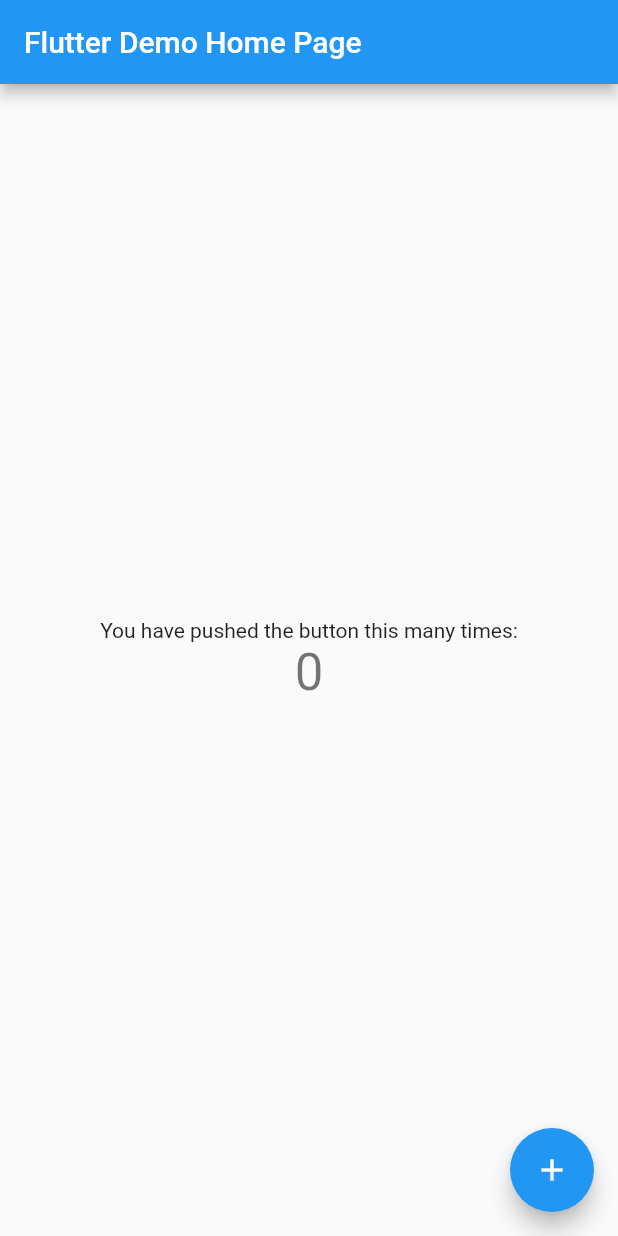
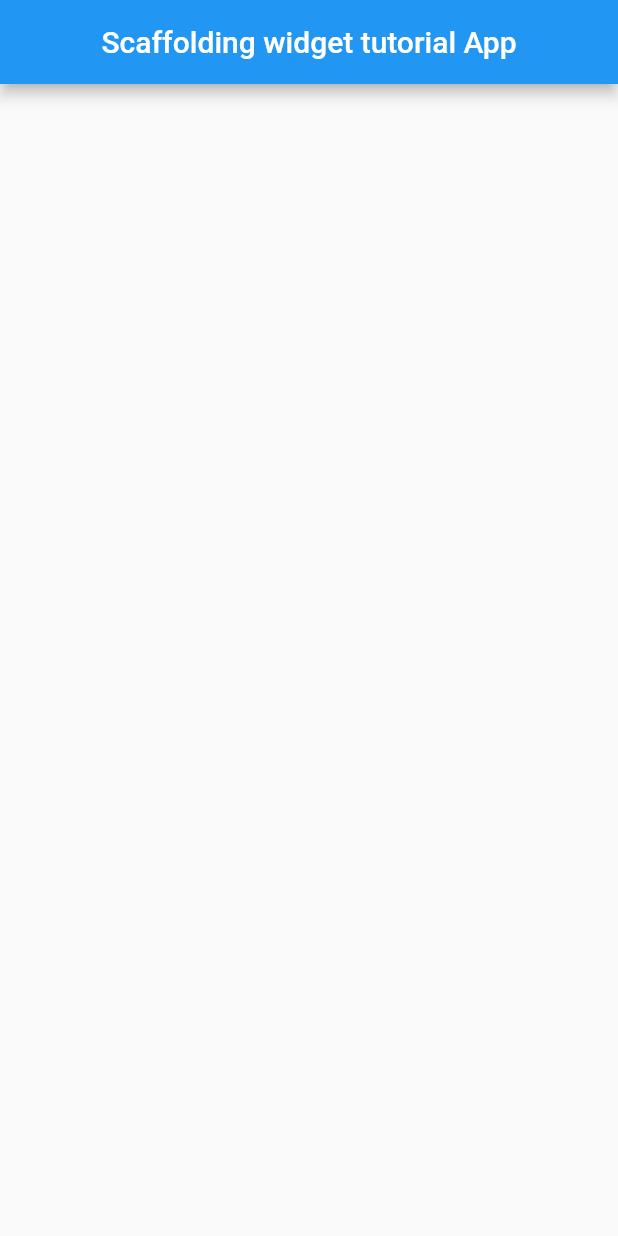
Before and after one commit to Rutujshahare/Flutter-commercial-work, a Flutter app: the screen it shows after launch, on a phone screen of 412 x 824 dp. Run offline on Flutter 3.47's test engine with Material 2 defaults, Android fonts, the phone set to English and light mode, and no system bars.

Commit message:
scaffold widget started

```diff
--- a/ScaffoldApp/lib/main.dart
+++ b/ScaffoldApp/lib/main.dart
@@ -1,117 +1,10 @@
 import 'package:flutter/material.dart';
 
-void main() {
-  runApp(MyApp());
-}
-
-class MyApp extends StatelessWidget {
-  // This widget is the root of your application.
-  @override
-  Widget build(BuildContext context) {
-    return MaterialApp(
-      title: 'Flutter Demo',
-      theme: ThemeData(
-        // This is the theme of your application.
-        //
-        // Try running your application with "flutter run". You'll see the
-        // application has a blue toolbar. Then, without quitting the app, try
-        // changing the primarySwatch below to Colors.green and then invoke
-        // "hot reload" (press "r" in the console where you ran "flutter run",
-        // or simply save your changes to "hot reload" in a Flutter IDE).
-        // Notice that the counter didn't reset back to zero; the application
-        // is not restarted.
-        primarySwatch: Colors.blue,
-        // This makes the visual density adapt to the platform that you run
-        // the app on. For desktop platforms, the controls will be smaller and
-        // closer together (more dense) than on mobile platforms.
-        visualDensity: VisualDensity.adaptivePlatformDensity,
-      ),
-      home: MyHomePage(title: 'Flutter Demo Home Page'),
-    );
-  }
-}
-
-class MyHomePage extends StatefulWidget {
-  MyHomePage({Key key, this.title}) : super(key: key);
-
-  // This widget is the home page of your application. It is stateful, meaning
-  // that it has a State object (defined below) that contains fields that affect
-  // how it looks.
-
-  // This class is the configuration for the state. It holds the values (in this
-  // case the title) provided by the parent (in this case the App widget) and
-  // used by the build method of the State. Fields in a Widget subclass are
-  // always marked "final".
-
-  final String title;
-
-  @override
-  _MyHomePageState createState() => _MyHomePageState();
-}
-
-class _MyHomePageState extends State<MyHomePage> {
-  int _counter = 0;
-
-  void _incrementCounter() {
-    setState(() {
-      // This call to setState tells the Flutter framework that something has
-      // changed in this State, which causes it to rerun the build method below
-      // so that the display can reflect the updated values. If we changed
-      // _counter without calling setState(), then the build method would not be
-      // called again, and so nothing would appear to happen.
-      _counter++;
-    });
-  }
-
-  @override
-  Widget build(BuildContext context) {
-    // This method is rerun every time setState is called, for instance as done
-    // by the _incrementCounter method above.
-    //
-    // The Flutter framework has been optimized to make rerunning build methods
-    // fast, so that you can just rebuild anything that needs updating rather
-    // than having to individually change instances of widgets.
-    return Scaffold(
-      appBar: AppBar(
-        // Here we take the value from the MyHomePage object that was created by
-        // the App.build method, and use it to set our appbar title.
-        title: Text(widget.title),
-      ),
-      body: Center(
-        // Center is a layout widget. It takes a single child and positions it
-        // in the middle of the parent.
-        child: Column(
-          // Column is also a layout widget. It takes a list of children and
-          // arranges them vertically. By default, it sizes itself to fit its
-          // children horizontally, and tries to be as tall as its parent.
-          //
-          // Invoke "debug painting" (press "p" in the console, choose the
-          // "Toggle Debug Paint" action from the Flutter Inspector in Android
-          // Studio, or the "Toggle Debug Paint" command in Visual Studio Code)
-          // to see the wireframe for each widget.
-          //
-          // Column has various properties to control how it sizes itself and
-          // how it positions its children. Here we use mainAxisAlignment to
-          // center the children vertically; the main axis here is the vertical
-          // axis because Columns are vertical (the cross axis would be
-          // horizontal).
-          mainAxisAlignment: MainAxisAlignment.center,
-          children: <Widget>[
-            Text(
-              'You have pushed the button this many times:',
-            ),
-            Text(
-              '$_counter',
-              style: Theme.of(context).textTheme.headline4,
-            ),
-          ],
-        ),
-      ),
-      floatingActionButton: FloatingActionButton(
-        onPressed: _incrementCounter,
-        tooltip: 'Increment',
-        child: Icon(Icons.add),
-      ), // This trailing comma makes auto-formatting nicer for build methods.
-    );
-  }
-}
+void main()=>runApp(MaterialApp(
+  home:Scaffold(
+    appBar:AppBar(
+     title:Text('Scaffolding widget tutorial App'),
+     centerTitle:true,
+    ),
+  ),
+));
```
